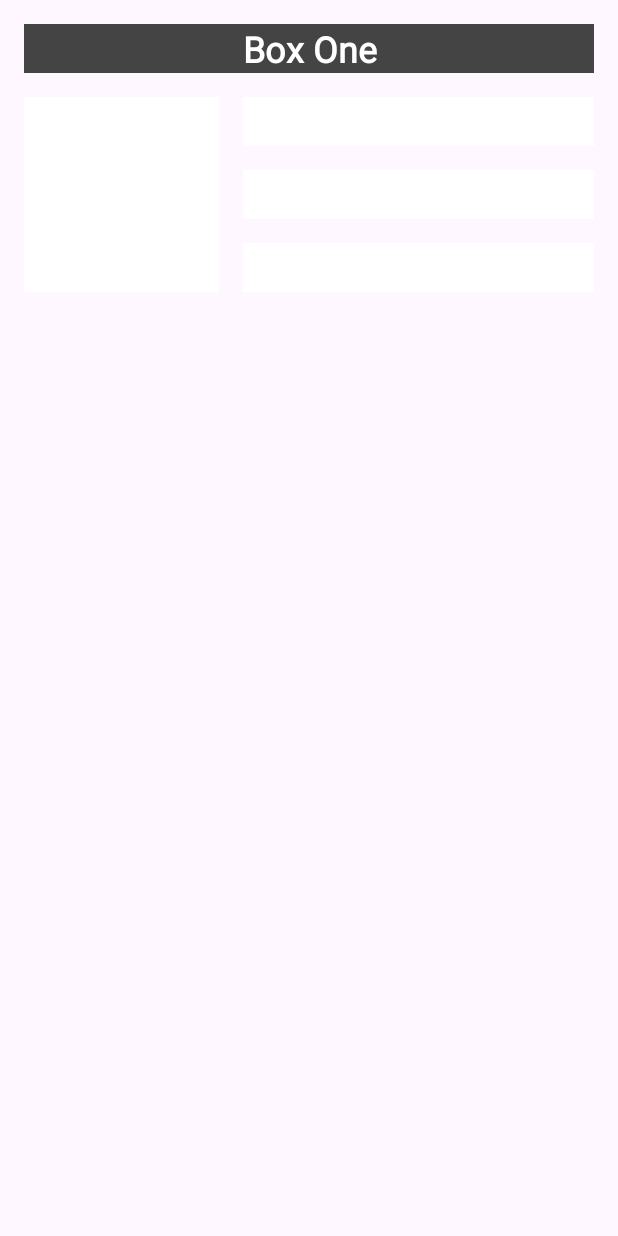
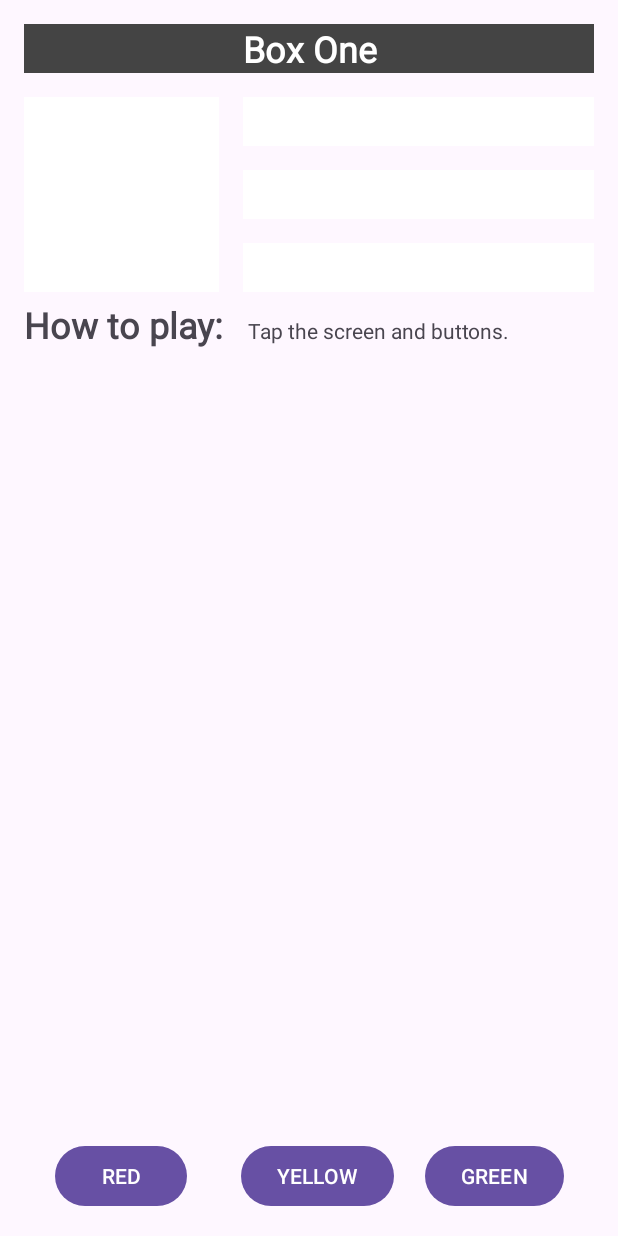
Before and after one commit to jialiiiiii/Practical3Thursday, an Android app: the screen it shows after launch (MainActivity), after a tap on "Box One", on a phone screen of 412 x 824 dp. Run offline under Robolectric (Android 15) with nearby library versions, the phone set to English and light mode, and no system bars.

Commit message:
done homework

```diff
--- a/app/src/main/java/com/example/practical3thursday/MainActivity.kt
+++ b/app/src/main/java/com/example/practical3thursday/MainActivity.kt
@@ -4,6 +4,7 @@ import android.graphics.Color
 import androidx.appcompat.app.AppCompatActivity
 import android.os.Bundle
 import android.view.View
+import android.widget.Button
 import android.widget.TextView
 
 class MainActivity : AppCompatActivity() {
@@ -20,6 +21,10 @@ class MainActivity : AppCompatActivity() {
             R.id.box_three_text -> view.setBackgroundColor(Color.BLUE)
             R.id.box_four_text -> view.setBackgroundColor(Color.MAGENTA)
             R.id.box_five_text -> view.setBackgroundColor(Color.BLUE)
+
+            R.id.red_button -> findViewById<TextView>(R.id.box_three_text).setBackgroundResource(R.color.my_red)
+            R.id.yellow_button -> findViewById<TextView>(R.id.box_four_text).setBackgroundResource(R.color.my_yellow)
+            R.id.green_button -> findViewById<TextView>(R.id.box_five_text).setBackgroundResource(R.color.my_green)
             else -> view.setBackgroundColor(Color.LTGRAY)
         }
     }
@@ -33,9 +38,13 @@ class MainActivity : AppCompatActivity() {
 
         val rootConstraintLayout = findViewById<View>(R.id.constraint_layout)
 
+        val redButton = findViewById<Button>(R.id.red_button)
+        val greenButton = findViewById<Button>(R.id.green_button)
+        val yellowButton = findViewById<Button>(R.id.yellow_button)
+
         val clickableViews: List<View> =
             listOf(boxOneText, boxTwoText, boxThreeText, boxFourText, boxFiveText,
-            rootConstraintLayout)
+            rootConstraintLayout, redButton, greenButton, yellowButton)
 
         for(item in clickableViews){
             item.setOnClickListener { makeColored(it) }
--- a/app/src/main/res/layout/activity_main.xml
+++ b/app/src/main/res/layout/activity_main.xml
@@ -72,4 +72,71 @@
         app:layout_constraintStart_toEndOf="@+id/box_two_text"
         app:layout_constraintTop_toBottomOf="@+id/box_four_text" />
 
+    <TextView
+        android:id="@+id/label_text"
+        android:layout_width="wrap_content"
+        android:layout_height="wrap_content"
+        android:layout_marginStart="@dimen/margin_wide"
+        android:fontFamily="@font/roboto"
+        android:text="@string/how_to_play"
+        android:textSize="@dimen/box_text_size"
+        android:textStyle="bold"
+        app:layout_constraintBaseline_toBaselineOf="@+id/info_text"
+        app:layout_constraintStart_toStartOf="parent" />
+
+    <TextView
+        android:id="@+id/info_text"
+        android:layout_width="0dp"
+        android:layout_height="wrap_content"
+        android:layout_marginStart="@dimen/margin_wide"
+        android:layout_marginTop="@dimen/margin_wide"
+        android:layout_marginEnd="@dimen/margin_wide"
+        android:fontFamily="@font/roboto"
+        android:text="@string/tap_the_boxes_and_buttons"
+        app:layout_constraintBottom_toBottomOf="parent"
+        app:layout_constraintEnd_toEndOf="parent"
+        app:layout_constraintHorizontal_bias="0.0"
+        app:layout_constraintStart_toEndOf="@+id/label_text"
+        app:layout_constraintTop_toBottomOf="@+id/box_two_text"
+        app:layout_constraintVertical_bias="0.0" />
+
+    <Button
+        android:id="@+id/red_button"
+        android:layout_width="wrap_content"
+        android:layout_height="wrap_content"
+        android:layout_marginStart="@dimen/margin_wide"
+        android:text="@string/button_red"
+        android:visibility="visible"
+        app:layout_constraintBaseline_toBaselineOf="@+id/yellow_button"
+        app:layout_constraintEnd_toStartOf="@+id/yellow_button"
+        app:layout_constraintHorizontal_bias="0.5"
+        app:layout_constraintStart_toStartOf="parent" />
+
+    <Button
+        android:id="@+id/yellow_button"
+        android:layout_width="wrap_content"
+        android:layout_height="wrap_content"
+        android:layout_marginStart="@dimen/margin_wide"
+        android:layout_marginTop="@dimen/margin_wide"
+        android:layout_marginBottom="@dimen/margin_wide"
+        android:text="@string/button_yellow"
+        android:visibility="visible"
+        app:layout_constraintBottom_toBottomOf="parent"
+        app:layout_constraintEnd_toStartOf="@+id/green_button"
+        app:layout_constraintHorizontal_bias="0.5"
+        app:layout_constraintStart_toEndOf="@+id/red_button"
+        app:layout_constraintTop_toBottomOf="@+id/info_text"
+        app:layout_constraintVertical_bias="1.0" />
+
+    <Button
+        android:id="@+id/green_button"
+        android:layout_width="wrap_content"
+        android:layout_height="wrap_content"
+        android:layout_marginEnd="16dp"
+        android:text="@string/button_green"
+        app:layout_constraintBaseline_toBaselineOf="@+id/yellow_button"
+        app:layout_constraintEnd_toEndOf="parent"
+        app:layout_constraintHorizontal_bias="0.5"
+        app:layout_constraintStart_toEndOf="@+id/yellow_button" />
+
 </androidx.constraintlayout.widget.ConstraintLayout>
--- a/app/src/main/res/values/colors.xml
+++ b/app/src/main/res/values/colors.xml
@@ -2,4 +2,7 @@
 <resources>
     <color name="black">#FF000000</color>
     <color name="white">#FFFFFFFF</color>
+    <color name="my_green">#12C700</color>
+    <color name="my_red">#E54304</color>
+    <color name="my_yellow">#FFC107</color>
 </resources>
--- a/app/src/main/res/values/strings.xml
+++ b/app/src/main/res/values/strings.xml
@@ -5,4 +5,9 @@
     <string name="box_three">Box Three</string>
     <string name="box_four">Box Four</string>
     <string name="box_five">Box Five</string>
+    <string name="how_to_play">How to play:</string>
+    <string name="tap_the_boxes_and_buttons">Tap the screen and buttons.</string>
+    <string name="button_red">RED</string>
+    <string name="button_yellow">YELLOW</string>
+    <string name="button_green">GREEN</string>
 </resources>
```
